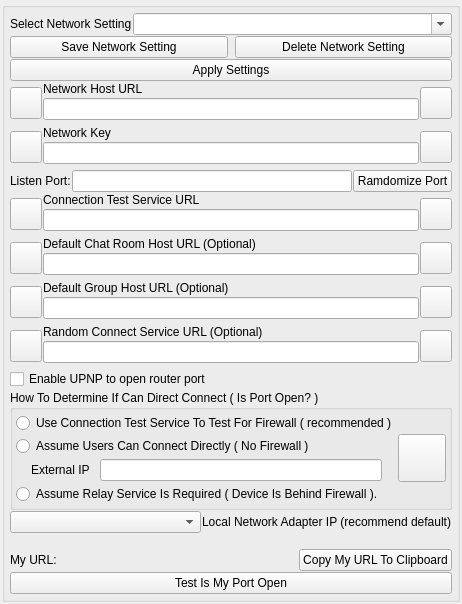
Before: the Qt Designer form GoTvApps/GoTvCommon/Forms/AppletNetworkSettings.ui in brettrjones-github/nolimitconnect, drawn with Qt 5.
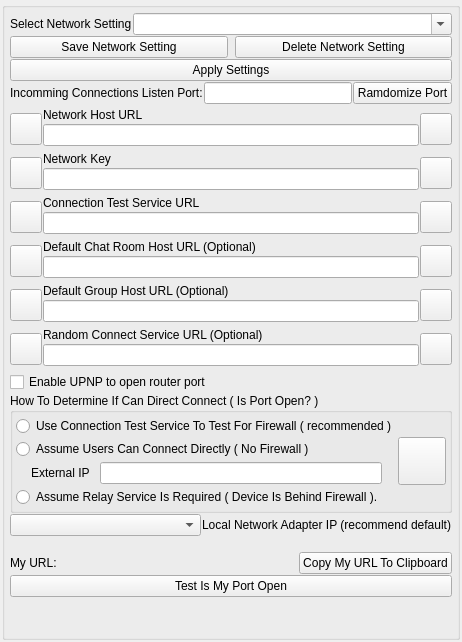
After: the same form once the commit is applied. Custom widgets are drawn as their Qt base class.

```diff
--- a/GoTvApps/GoTvCommon/Forms/AppletNetworkSettings.ui
+++ b/GoTvApps/GoTvCommon/Forms/AppletNetworkSettings.ui
@@ -6,8 +6,8 @@
    <rect>
     <x>0</x>
     <y>0</y>
-    <width>427</width>
-    <height>572</height>
+    <width>433</width>
+    <height>642</height>
    </rect>
   </property>
   <property name="windowTitle">
@@ -114,6 +114,43 @@
         </property>
        </widget>
       </item>
+      <item>
+       <layout class="QHBoxLayout" name="horizontalLayout">
+        <item>
+         <widget class="QLabel" name="PortLabel">
+          <property name="text">
+           <string>Incomming Connections Listen Port:</string>
+          </property>
+         </widget>
+        </item>
+        <item>
+         <widget class="QLineEdit" name="PortEdit"/>
+        </item>
+        <item>
+         <widget class="QPushButton" name="RandomPortButton">
+          <property name="text">
+           <string>Ramdomize Port</string>
+          </property>
+         </widget>
+        </item>
+       </layout>
+      </item>
+      <item>
+       <spacer name="verticalSpacer_2">
+        <property name="orientation">
+         <enum>Qt::Vertical</enum>
+        </property>
+        <property name="sizeType">
+         <enum>QSizePolicy::Fixed</enum>
+        </property>
+        <property name="sizeHint" stdset="0">
+         <size>
+          <width>20</width>
+          <height>3</height>
+         </size>
+        </property>
+       </spacer>
+      </item>
       <item>
        <layout class="QHBoxLayout" name="horizontalLayout_4">
         <item>
@@ -272,27 +309,6 @@
         </item>
        </layout>
       </item>
-      <item>
-       <layout class="QHBoxLayout" name="horizontalLayout">
-        <item>
-         <widget class="QLabel" name="PortLabel">
-          <property name="text">
-           <string>Listen Port:</string>
-          </property>
-         </widget>
-        </item>
-        <item>
-         <widget class="QLineEdit" name="PortEdit"/>
-        </item>
-        <item>
-         <widget class="QPushButton" name="RandomPortButton">
-          <property name="text">
-           <string>Ramdomize Port</string>
-          </property>
-         </widget>
-        </item>
-       </layout>
-      </item>
       <item>
        <layout class="QHBoxLayout" name="horizontalLayout_6">
         <item>
```
